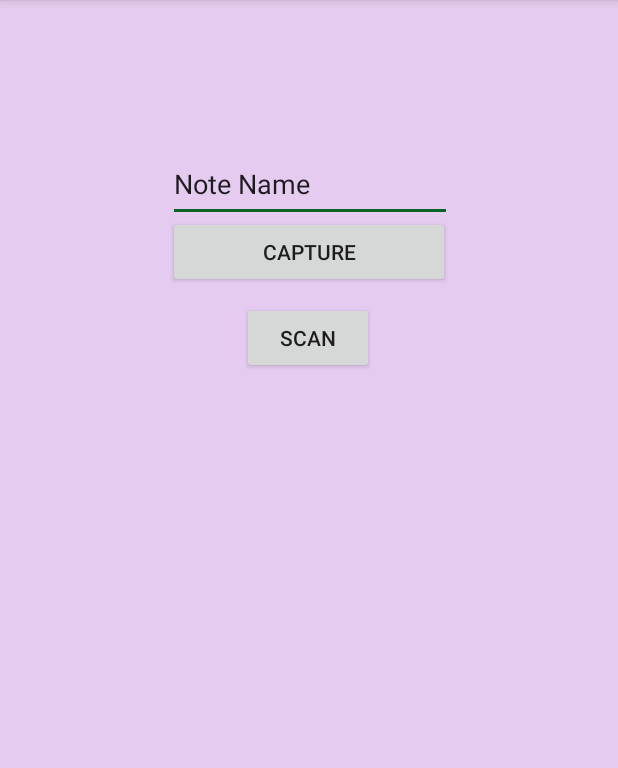
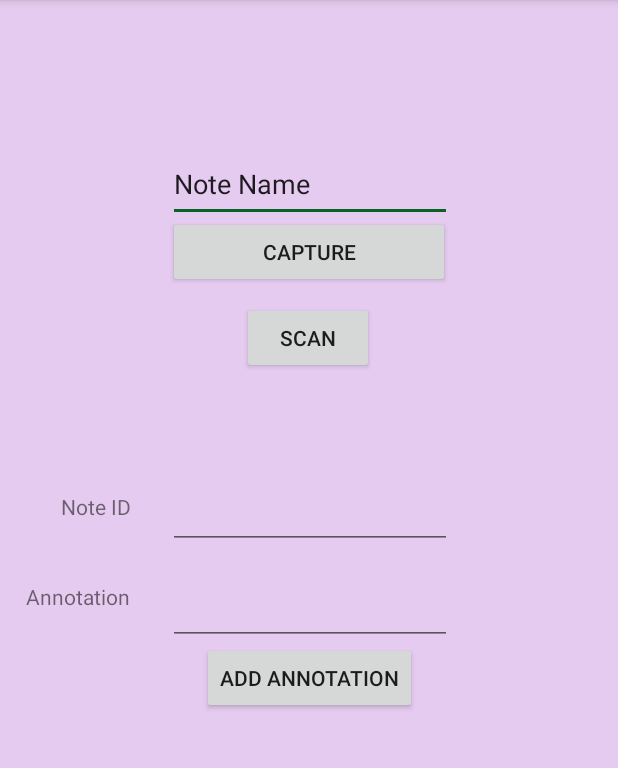
Before and after one commit to officialgupta/aubergine, an Android app: the screen it shows after launch (MainActivity), on a phone screen of 412 x 824 dp, the part 84-852 px from its top. Run offline under Robolectric (Android 15) with nearby library versions, the phone set to English and light mode, and no system bars; libraries missing offline, so code that uses them is left out: com.github.kittinunf.fuel, com.github.kittinunf.result.

Commit message:
Add in addAnnotation support

```diff
--- a/android/app/src/main/java/com/mayank/aubergine/MainActivity.kt
+++ b/android/app/src/main/java/com/mayank/aubergine/MainActivity.kt
@@ -15,6 +15,7 @@ import com.github.kittinunf.result.Result
 import java.io.*
 import android.annotation.SuppressLint
 import android.util.Base64
+import android.view.inputmethod.EditorInfo
 import android.widget.EditText
 import java.text.SimpleDateFormat
 import java.util.*
@@ -46,6 +47,18 @@ class MainActivity : AppCompatActivity() {
             override fun onClick(v: View) {
                 // Code here executes on main thread after user presses button
                 scanTime()
+            }
+        })
+
+        val ann_txt : EditText = findViewById(R.id.annotation)
+        val noteid : EditText = findViewById(R.id.noteid)
+        val ann: Button = findViewById(R.id.addannbutton)
+        ann.setOnClickListener(object : View.OnClickListener {
+            override fun onClick(v: View) {
+                if (ann_txt.text.equals("") || noteid.text.equals("")) {
+                    return
+                }
+                addAnnotation(ann_txt.text.toString(), noteid.text.toString())
             }
         })
 
@@ -88,6 +101,27 @@ class MainActivity : AppCompatActivity() {
         // Save a file: path for use with ACTION_VIEW intents
         mCurrentPhotoPath = image.absolutePath
         return image
+    }
+
+    fun addAnnotation(annotation: String, noteid: String) {
+        Fuel.get("http://52.174.181.163:5001/addannotation/$noteid/$annotation").response { request, response, result ->
+            when (result) {
+                is Result.Failure -> {
+                    print("error m9")
+                    Log.d("addAnnotation", "FAILURE")
+                    Log.d("hello", result.toString())
+
+                }
+                is Result.Success -> {
+                    println(response)
+                    Log.d("addAnnotation", response.httpResponseMessage)
+                    val (bytes, error) = result
+                    if (bytes != null) {
+                        println(bytes)
+                    }
+                }
+            }
+        }
     }
 
     fun captureTime(){
@@ -147,6 +181,9 @@ class MainActivity : AppCompatActivity() {
                     if (bytes != null) {
                         println(bytes)
                     }
+                    if (endpoint == "findnote") {
+                        response.httpResponseMessage.
+                    }
                 }
             }
         }
--- a/android/app/src/main/res/layout/activity_main.xml
+++ b/android/app/src/main/res/layout/activity_main.xml
@@ -13,7 +13,6 @@
         android:layout_marginEnd="98dp"
         android:layout_marginStart="98dp"
         android:layout_marginTop="144dp"
-        android:onClick="captureTime"
         android:text="Capture"
         app:layout_constraintEnd_toEndOf="parent"
         app:layout_constraintStart_toStartOf="parent"
@@ -43,5 +42,57 @@
         app:layout_constraintStart_toStartOf="parent"
         app:layout_constraintTop_toTopOf="parent" />
 
+    <EditText
+        android:id="@+id/annotation"
+        android:layout_width="189dp"
+        android:layout_height="50dp"
+        android:layout_marginTop="380dp"
+        app:layout_constraintEnd_toEndOf="parent"
+        app:layout_constraintHorizontal_bias="0.502"
+        app:layout_constraintStart_toStartOf="parent"
+        app:layout_constraintTop_toTopOf="parent" />
+
+    <EditText
+        android:id="@+id/noteid"
+        android:layout_width="189dp"
+        android:layout_height="50dp"
+        android:layout_marginTop="316dp"
+        app:layout_constraintEnd_toEndOf="parent"
+        app:layout_constraintHorizontal_bias="0.502"
+        app:layout_constraintStart_toStartOf="parent"
+        app:layout_constraintTop_toTopOf="parent" />
+
+    <TextView
+        android:id="@+id/textView2"
+        android:layout_width="wrap_content"
+        android:layout_height="wrap_content"
+        android:layout_marginTop="328dp"
+        android:text="Note ID"
+        app:layout_constraintEnd_toEndOf="parent"
+        app:layout_constraintHorizontal_bias="0.112"
+        app:layout_constraintStart_toStartOf="parent"
+        app:layout_constraintTop_toTopOf="parent" />
+
+    <TextView
+        android:id="@+id/textView"
+        android:layout_width="wrap_content"
+        android:layout_height="wrap_content"
+        android:layout_marginTop="388dp"
+        android:text="Annotation"
+        app:layout_constraintEnd_toEndOf="parent"
+        app:layout_constraintHorizontal_bias="0.05"
+        app:layout_constraintStart_toStartOf="parent"
+        app:layout_constraintTop_toTopOf="parent" />
+
+    <Button
+        android:id="@+id/addannbutton"
+        android:layout_width="wrap_content"
+        android:layout_height="wrap_content"
+        android:layout_marginTop="428dp"
+        android:text="Add Annotation"
+        app:layout_constraintEnd_toEndOf="parent"
+        app:layout_constraintStart_toStartOf="parent"
+        app:layout_constraintTop_toTopOf="parent" />
+
 
 </android.support.constraint.ConstraintLayout>
```
